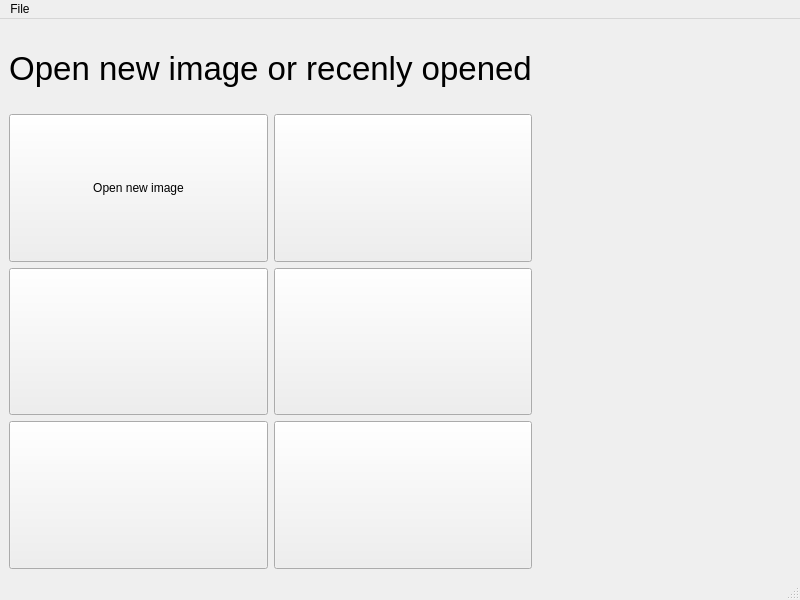
This is mainwindow.ui in VOBA04/sem3-coursework as Qt 5 draws it before an edit. The edited form follows.
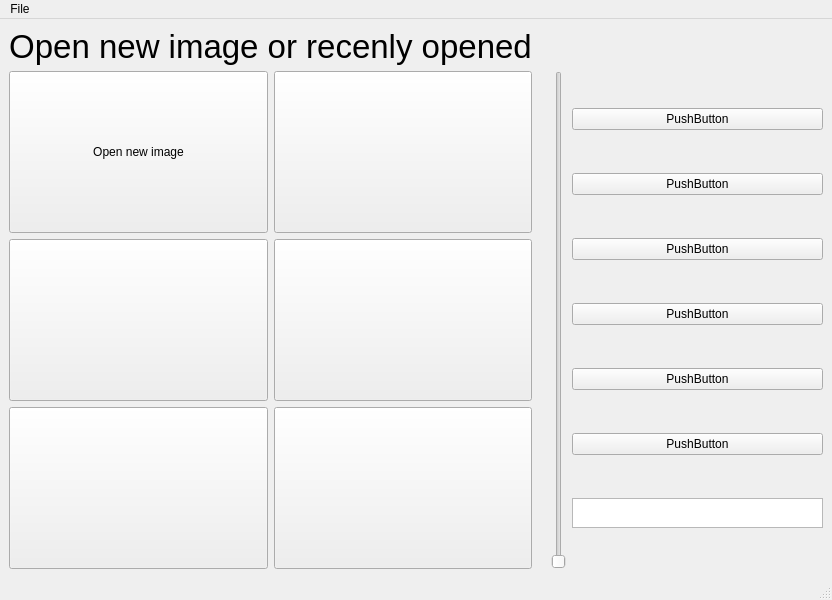
This is the edited form. Custom widgets are drawn as their Qt base class.

Commit message: add buttons and slider for work with image. Start writing MyThread

Diff of the .ui file:
```diff
--- a/mainwindow.ui
+++ b/mainwindow.ui
@@ -6,7 +6,7 @@
    <rect>
     <x>0</x>
     <y>0</y>
-    <width>800</width>
+    <width>832</width>
     <height>600</height>
    </rect>
   </property>
@@ -153,6 +153,81 @@
       </property>
      </widget>
     </item>
+    <item row="1" column="4">
+     <layout class="QVBoxLayout" name="verticalLayout">
+      <item>
+       <widget class="QPushButton" name="pushButton_brightness">
+        <property name="text">
+         <string>PushButton</string>
+        </property>
+       </widget>
+      </item>
+      <item>
+       <widget class="QPushButton" name="pushButton_contrast">
+        <property name="text">
+         <string>PushButton</string>
+        </property>
+       </widget>
+      </item>
+      <item>
+       <widget class="QPushButton" name="pushButton_saturation">
+        <property name="text">
+         <string>PushButton</string>
+        </property>
+       </widget>
+      </item>
+      <item>
+       <widget class="QPushButton" name="pushButton_clarity">
+        <property name="text">
+         <string>PushButton</string>
+        </property>
+       </widget>
+      </item>
+      <item>
+       <widget class="QPushButton" name="pushButton_colorfulness">
+        <property name="text">
+         <string>PushButton</string>
+        </property>
+       </widget>
+      </item>
+      <item>
+       <widget class="QPushButton" name="pushButton_crop">
+        <property name="text">
+         <string>PushButton</string>
+        </property>
+       </widget>
+      </item>
+      <item>
+       <widget class="QTextEdit" name="io_amount">
+        <property name="minimumSize">
+         <size>
+          <width>0</width>
+          <height>20</height>
+         </size>
+        </property>
+        <property name="maximumSize">
+         <size>
+          <width>16777215</width>
+          <height>30</height>
+         </size>
+        </property>
+       </widget>
+      </item>
+     </layout>
+    </item>
+    <item row="1" column="2">
+     <widget class="QSlider" name="regulation">
+      <property name="sizePolicy">
+       <sizepolicy hsizetype="Minimum" vsizetype="Expanding">
+        <horstretch>0</horstretch>
+        <verstretch>0</verstretch>
+       </sizepolicy>
+      </property>
+      <property name="orientation">
+       <enum>Qt::Vertical</enum>
+      </property>
+     </widget>
+    </item>
    </layout>
   </widget>
   <widget class="QMenuBar" name="menubar">
@@ -160,7 +235,7 @@
     <rect>
      <x>0</x>
      <y>0</y>
-     <width>800</width>
+     <width>832</width>
      <height>26</height>
     </rect>
    </property>
```
Left out of the diff: 206 changed lines with no effect on the pictures. The commit also changes 6 other files.
